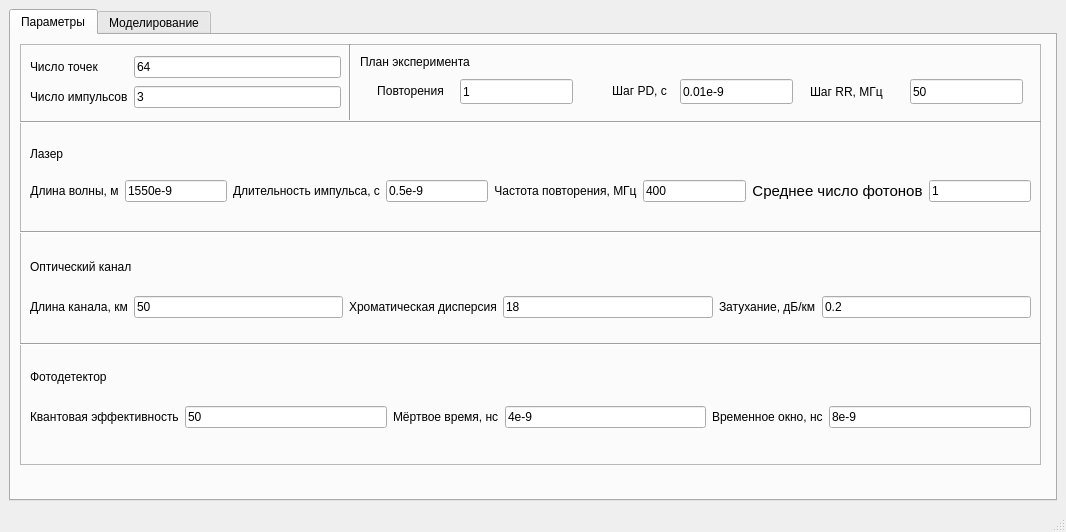
Old version of the form mainwindow.ui in the repository Yorick2014/SimQC.
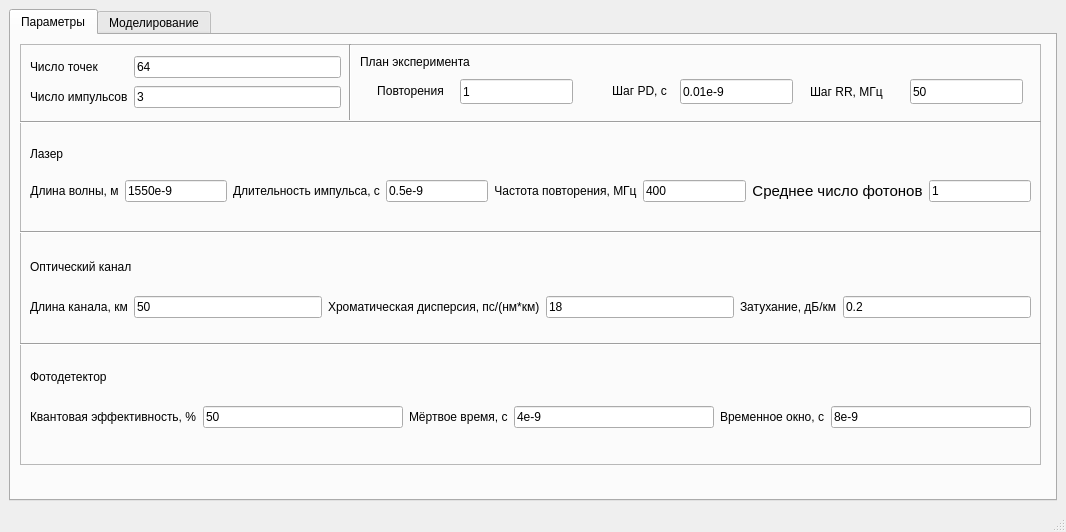
New version of the form. Custom widgets are drawn as their Qt base class.

```diff
--- a/mainwindow.ui
+++ b/mainwindow.ui
@@ -287,7 +287,7 @@
           <item row="1" column="2" alignment="Qt::AlignHCenter">
            <widget class="QLabel" name="label_22">
             <property name="text">
-             <string>Хроматическая дисперсия</string>
+             <string>Хроматическая дисперсия, пс/(нм*км)</string>
             </property>
            </widget>
           </item>
@@ -392,7 +392,7 @@
           <item row="1" column="2" alignment="Qt::AlignHCenter">
            <widget class="QLabel" name="label_26">
             <property name="text">
-             <string>Мёртвое время, нс</string>
+             <string>Мёртвое время, с</string>
             </property>
            </widget>
           </item>
@@ -413,14 +413,14 @@
           <item row="1" column="0" alignment="Qt::AlignHCenter">
            <widget class="QLabel" name="label_28">
             <property name="text">
-             <string>Квантовая эффективность</string>
+             <string>Квантовая эффективность, %</string>
             </property>
            </widget>
           </item>
           <item row="1" column="4">
            <widget class="QLabel" name="label_27">
             <property name="text">
-             <string>Временное окно, нс</string>
+             <string>Временное окно, с</string>
             </property>
            </widget>
           </item>
```
